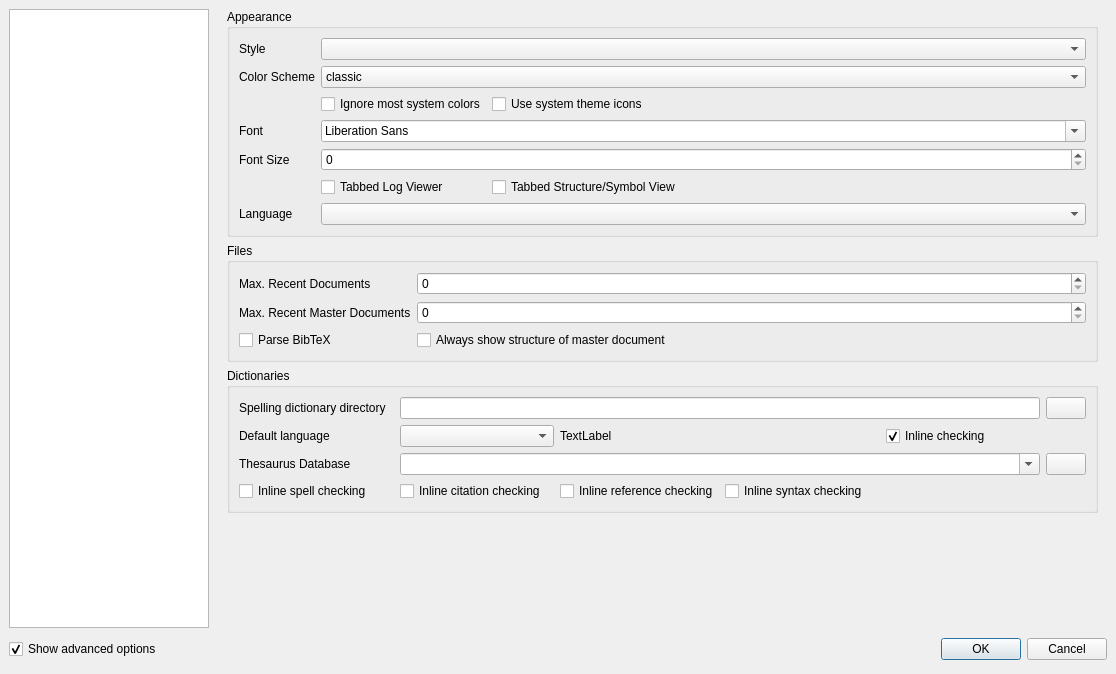
The window that configdialog.ui (svn2github/texstudio-trunk) describes before a commit, drawn with Qt 5.
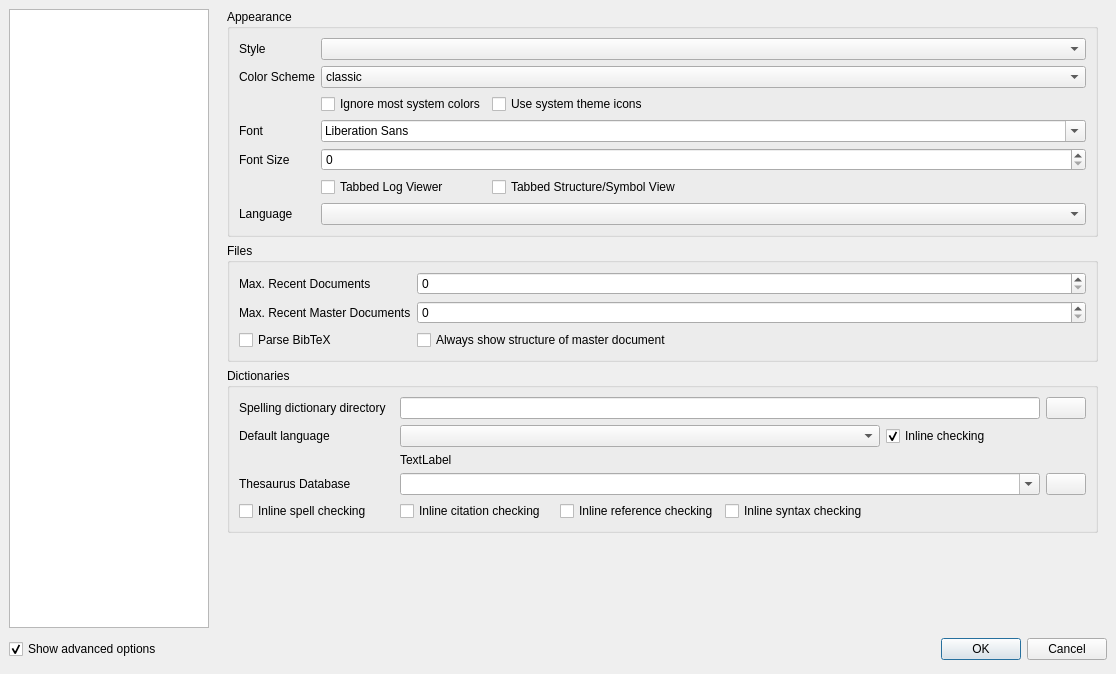
The same window after the commit. The open tabs and pages were chosen to show the change. Icons and pictures are not drawn.

The edit to the form file:
```diff
--- a/configdialog.ui
+++ b/configdialog.ui
@@ -157,8 +157,8 @@
            <rect>
             <x>0</x>
             <y>0</y>
-            <width>880</width>
-            <height>617</height>
+            <width>862</width>
+            <height>639</height>
            </rect>
           </property>
           <layout class="QVBoxLayout" name="verticalLayout">
@@ -490,7 +490,7 @@
                 </property>
                </widget>
               </item>
-              <item row="1" column="1">
+              <item row="1" column="1" colspan="3">
                <widget class="QComboBox" name="comboBoxSpellcheckLang"/>
               </item>
               <item row="1" column="0">
@@ -553,7 +553,7 @@
                 </property>
                </widget>
               </item>
-              <item row="1" column="2" colspan="2">
+              <item row="2" column="1" colspan="5">
                <widget class="QLabel" name="labelGetDic">
                 <property name="sizePolicy">
                  <sizepolicy hsizetype="Preferred" vsizetype="Preferred">
```
Left out of the diff: 2 changed lines with no effect on the pictures.
